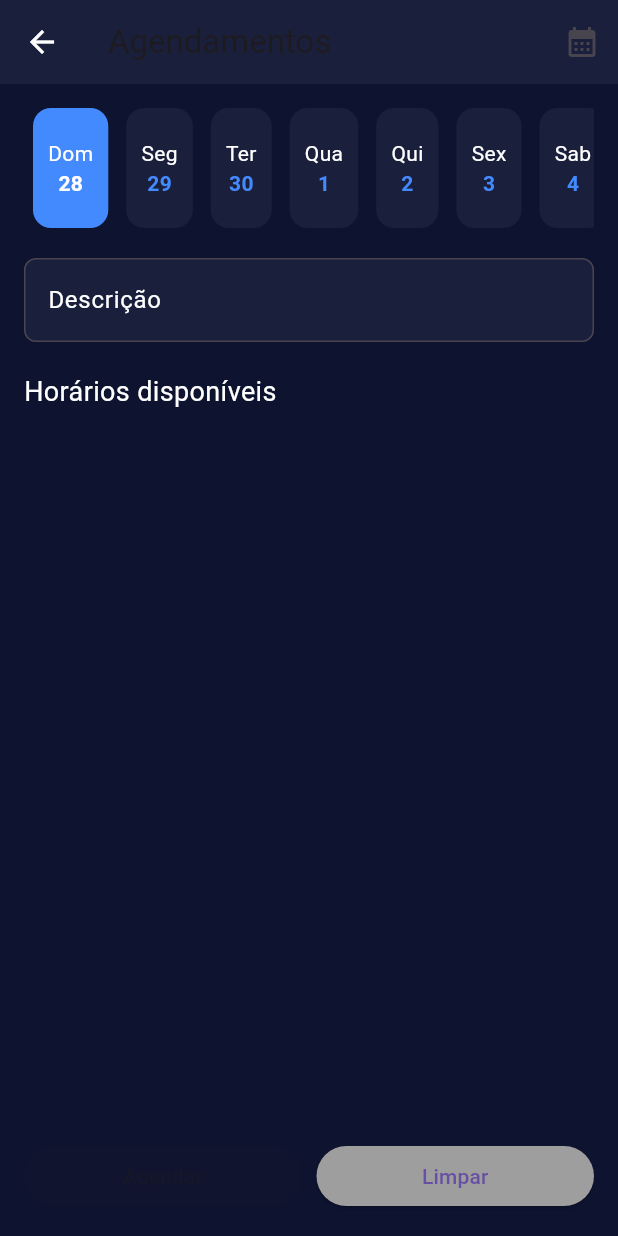
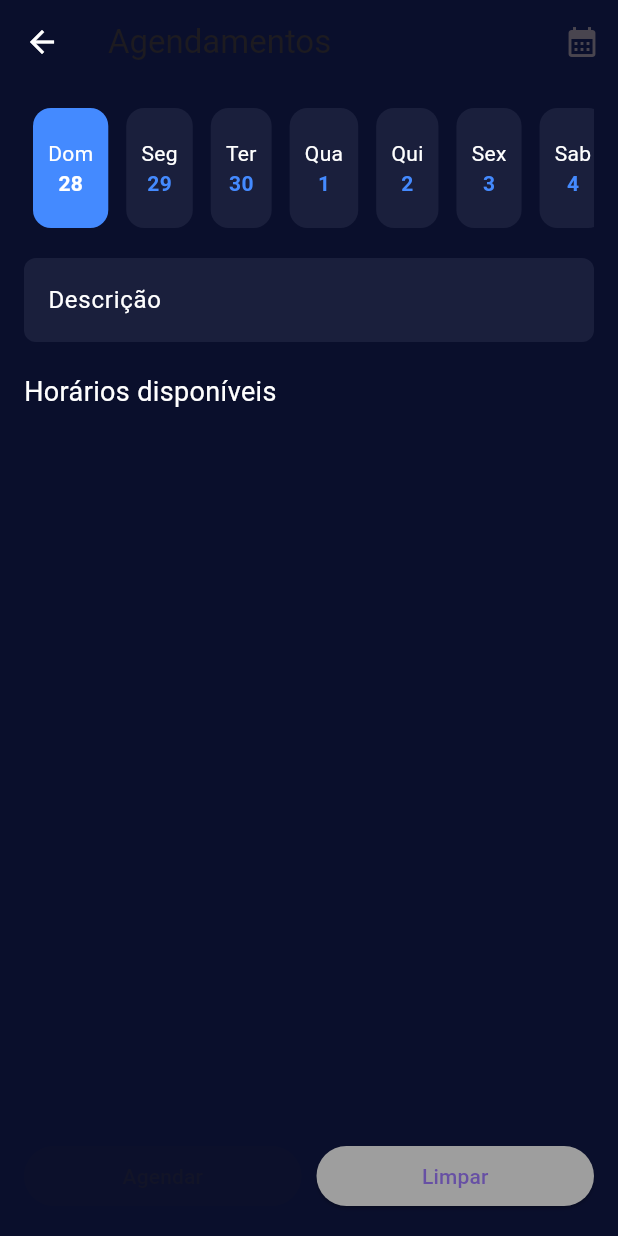
Before and after one commit to paulo-kaue4/One-Tec, a Flutter app: the AgendamentoPage screen opened directly, on a phone screen of 412 x 824 dp. Run offline on Flutter 3.47's test engine with Material 3 defaults, Android fonts, the phone set to English and light mode, and no system bars; our stand-ins replace fl_chart, supabase_flutter; accounts and stored records are empty.

```diff
--- a/lib/pages/agendamento_page.dart
+++ b/lib/pages/agendamento_page.dart
@@ -150,11 +150,7 @@ class _AgendamentoPageState extends State<AgendamentoPage> {
         title: const Text("Agendamentos"),
         leading: IconButton(
           icon: const Icon(Icons.arrow_back, color: Colors.white),
-          onPressed: () => Navigator.pushAndRemoveUntil(
-            context,
-            MaterialPageRoute(builder: (_) => const TelaInicial()),
-            (route) => false,
-          ),
+            onPressed: () => Navigator.pop(context),
         ),
         actions: [
           IconButton(
@@ -162,10 +158,10 @@ class _AgendamentoPageState extends State<AgendamentoPage> {
             onPressed: _abrirCalendario,
           ),
         ],
-        backgroundColor: const Color(0xFF1A1F3C),
+        backgroundColor: const Color(0xFF0A0F2C),
       ),
       body: Container(
-        color: const Color(0xFF0E1330),
+        color: const Color(0xFF0A0F2C),
         padding: const EdgeInsets.all(16),
         child: Column(
           crossAxisAlignment: CrossAxisAlignment.start,
@@ -227,7 +223,7 @@ class _AgendamentoPageState extends State<AgendamentoPage> {
 
             TextField(
               controller: _descricaoController,
-              style: const TextStyle(color: Colors.white),
+              style: const TextStyle(color: Color(0xFFFFFFFF)),
               decoration: InputDecoration(
                 labelText: "Descrição",
                 labelStyle: const TextStyle(color: Colors.white),
@@ -235,6 +231,7 @@ class _AgendamentoPageState extends State<AgendamentoPage> {
                 fillColor: const Color(0xFF1A1F3C),
                 border: OutlineInputBorder(
                   borderRadius: BorderRadius.circular(8),
+                  borderSide: BorderSide.none,
                 ),
               ),
             ),
```
